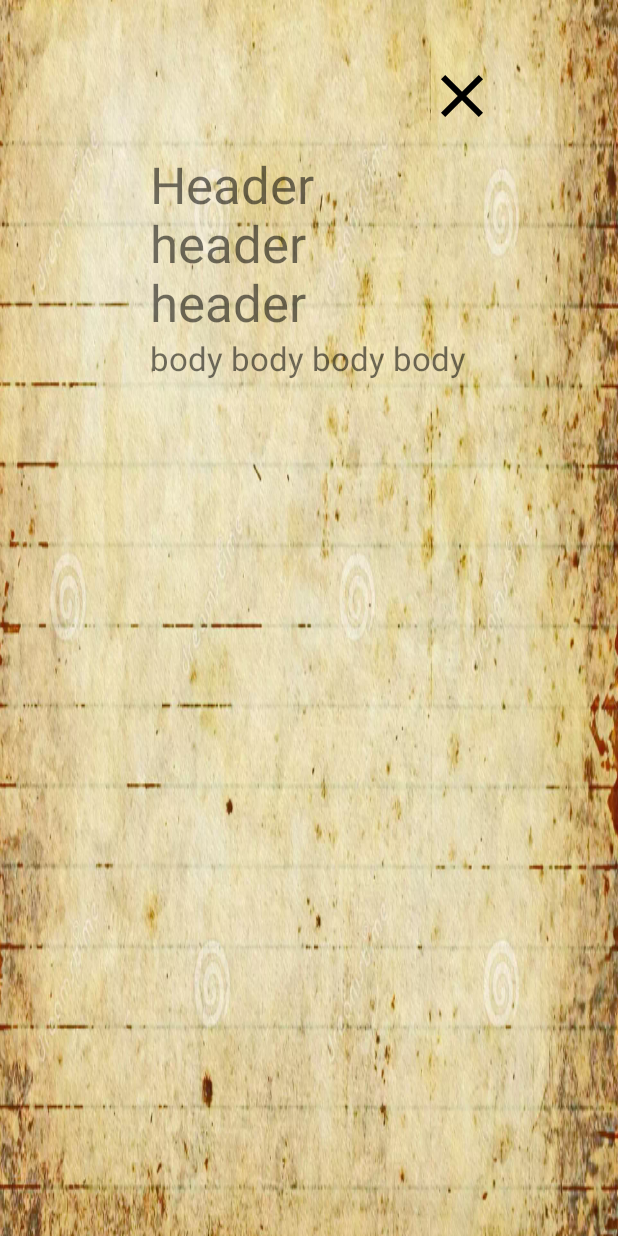
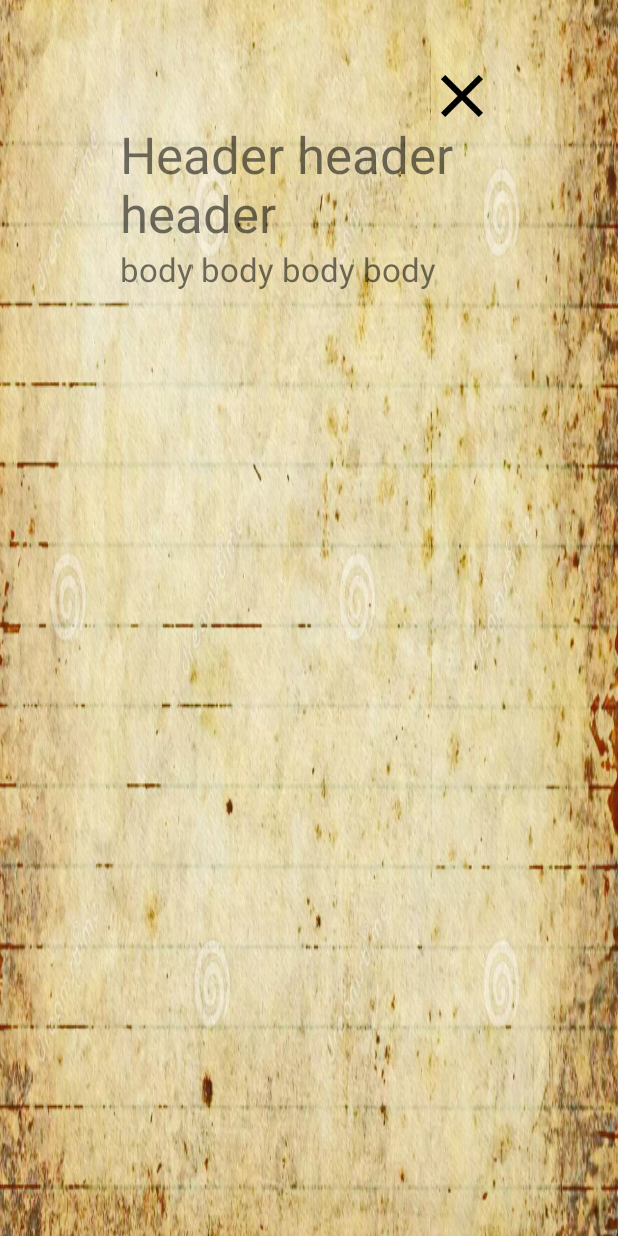
Before and after one commit to DTRH/escaped-app, an Android app: the layout hint_fragment.xml on its own in the app's theme, with its tools: preview values and no code run, on a phone screen of 412 x 824 dp. Run offline under Robolectric (Android 15) with nearby library versions, the phone set to English and light mode, and no system bars.

Commit message:
Refactoring, splitting data and logic for hints

```diff
--- a/app/src/main/res/layout/hint_fragment.xml
+++ b/app/src/main/res/layout/hint_fragment.xml
@@ -26,6 +26,7 @@
                 android:src="@drawable/ic_close"
                 android:paddingEnd="80dp"
                 android:paddingTop="40dp"
+                android:onClick="@{_ -> viewModel.closeHint()}"
                 app:layout_constraintRight_toRightOf="parent"
                 app:layout_constraintTop_toTopOf="parent" />
 
@@ -33,9 +34,9 @@
                 android:id="@+id/hint_header_view"
                 android:layout_width="match_parent"
                 android:layout_height="wrap_content"
-                android:paddingTop="100dp"
-                android:paddingStart="100dp"
-                android:paddingEnd="100dp"
+                android:paddingTop="80dp"
+                android:paddingStart="80dp"
+                android:paddingEnd="80dp"
                 android:textSize="34sp"
                 app:layout_constraintLeft_toLeftOf="parent"
                 app:layout_constraintTop_toTopOf="parent"
@@ -45,8 +46,8 @@
                 android:id="@+id/hint_body_view"
                 android:layout_width="match_parent"
                 android:layout_height="wrap_content"
-                android:paddingStart="100dp"
-                android:paddingEnd="100dp"
+                android:paddingStart="80dp"
+                android:paddingEnd="80dp"
                 android:textSize="22sp"
                 app:layout_constraintLeft_toLeftOf="parent"
                 app:layout_constraintTop_toBottomOf="@id/hint_header_view"
```
Also changed, not shown: app/src/main/java/com/pedersen/escaped/player/HintFragment.kt (+3 -7 lines), app/src/main/java/com/pedersen/escaped/player/HintFragmentViewModel.kt (+7 -1 lines).
